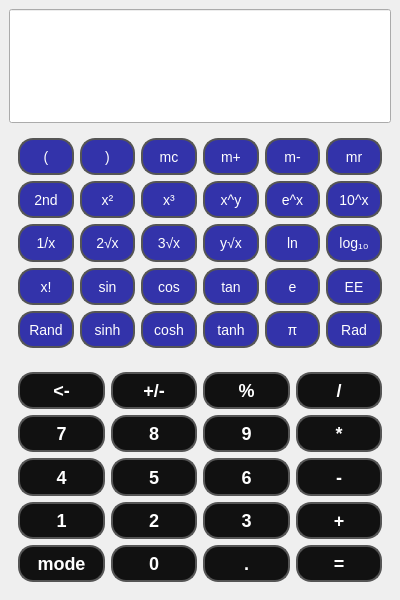
Qt form proj1/p5s2/engineering.ui (nttkor/codyssey) before a commit.
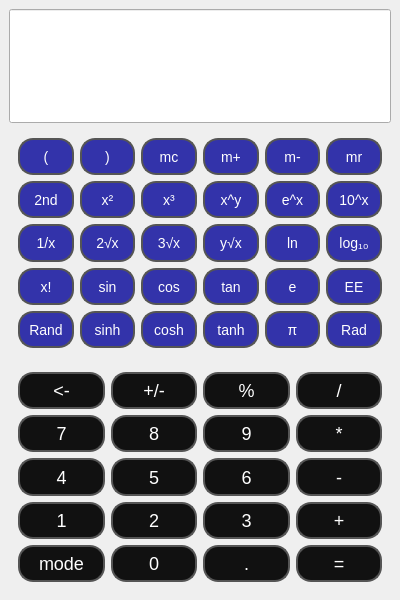
The same form after that commit.

```diff
--- a/proj1/p5s2/engineering.ui
+++ b/proj1/p5s2/engineering.ui
@@ -475,12 +475,6 @@
         <verstretch>2</verstretch>
        </sizepolicy>
       </property>
-      <property name="font">
-       <font>
-        <pointsize>18</pointsize>
-        <bold>true</bold>
-       </font>
-      </property>
       <property name="styleSheet">
        <string notr="true">QPushButton {
  	font-size: 18px;
@@ -501,12 +495,6 @@
            <verstretch>0</verstretch>
           </sizepolicy>
          </property>
-         <property name="font">
-          <font>
-           <pointsize>-1</pointsize>
-           <bold>true</bold>
-          </font>
-         </property>
          <property name="text">
           <string>4</string>
          </property>
@@ -520,12 +508,6 @@
            <verstretch>0</verstretch>
           </sizepolicy>
          </property>
-         <property name="font">
-          <font>
-           <pointsize>-1</pointsize>
-           <bold>true</bold>
-          </font>
-         </property>
          <property name="text">
           <string>%</string>
          </property>
@@ -539,12 +521,6 @@
            <verstretch>0</verstretch>
           </sizepolicy>
          </property>
-         <property name="font">
-          <font>
-           <pointsize>-1</pointsize>
-           <bold>true</bold>
-          </font>
-         </property>
          <property name="text">
           <string>+/-</string>
          </property>
@@ -558,12 +534,6 @@
            <verstretch>0</verstretch>
           </sizepolicy>
          </property>
-         <property name="font">
-          <font>
-           <pointsize>-1</pointsize>
-           <bold>true</bold>
-          </font>
-         </property>
          <property name="text">
           <string>1</string>
          </property>
@@ -577,12 +547,6 @@
            <verstretch>0</verstretch>
           </sizepolicy>
          </property>
-         <property name="font">
-          <font>
-           <pointsize>-1</pointsize>
-           <bold>true</bold>
-          </font>
-         </property>
          <property name="text">
           <string>mode</string>
          </property>
@@ -596,12 +560,6 @@
            <verstretch>0</verstretch>
           </sizepolicy>
          </property>
-         <property name="font">
-          <font>
-           <pointsize>-1</pointsize>
-           <bold>true</bold>
-          </font>
-         </property>
          <property name="text">
           <string>8</string>
          </property>
@@ -615,12 +573,6 @@
            <verstretch>0</verstretch>
           </sizepolicy>
          </property>
-         <property name="font">
-          <font>
-           <pointsize>-1</pointsize>
-           <bold>true</bold>
-          </font>
-         </property>
          <property name="text">
           <string>3</string>
          </property>
@@ -634,12 +586,6 @@
            <verstretch>0</verstretch>
           </sizepolicy>
          </property>
-         <property name="font">
-          <font>
-           <pointsize>-1</pointsize>
-           <bold>true</bold>
-          </font>
-         </property>
          <property name="text">
           <string>9</string>
          </property>
@@ -653,12 +599,6 @@
            <verstretch>0</verstretch>
           </sizepolicy>
          </property>
-         <property name="font">
-          <font>
-           <pointsize>-1</pointsize>
-           <bold>true</bold>
-          </font>
-         </property>
          <property name="text">
           <string>/</string>
          </property>
@@ -672,12 +612,6 @@
            <verstretch>0</verstretch>
           </sizepolicy>
          </property>
-         <property name="font">
-          <font>
-           <pointsize>-1</pointsize>
-           <bold>true</bold>
-          </font>
-         </property>
          <property name="text">
           <string>5</string>
          </property>
@@ -691,12 +625,6 @@
            <verstretch>0</verstretch>
           </sizepolicy>
          </property>
-         <property name="font">
-          <font>
-           <pointsize>-1</pointsize>
-           <bold>true</bold>
-          </font>
-         </property>
          <property name="text">
           <string>=</string>
          </property>
@@ -710,12 +638,6 @@
            <verstretch>0</verstretch>
           </sizepolicy>
          </property>
-         <property name="font">
-          <font>
-           <pointsize>-1</pointsize>
-           <bold>true</bold>
-          </font>
-         </property>
          <property name="text">
           <string>*</string>
          </property>
@@ -729,12 +651,6 @@
            <verstretch>0</verstretch>
           </sizepolicy>
          </property>
-         <property name="font">
-          <font>
-           <pointsize>-1</pointsize>
-           <bold>true</bold>
-          </font>
-         </property>
          <property name="text">
           <string>6</string>
          </property>
@@ -748,12 +664,6 @@
            <verstretch>0</verstretch>
           </sizepolicy>
          </property>
-         <property name="font">
-          <font>
-           <pointsize>-1</pointsize>
-           <bold>true</bold>
-          </font>
-         </property>
          <property name="text">
           <string>&lt;-</string>
          </property>
@@ -767,12 +677,6 @@
            <verstretch>0</verstretch>
           </sizepolicy>
          </property>
-         <property name="font">
-          <font>
-           <pointsize>-1</pointsize>
-           <bold>true</bold>
-          </font>
-         </property>
          <property name="text">
           <string>-</string>
          </property>
@@ -786,12 +690,6 @@
            <verstretch>0</verstretch>
           </sizepolicy>
          </property>
-         <property name="font">
-          <font>
-           <pointsize>-1</pointsize>
-           <bold>true</bold>
-          </font>
-         </property>
          <property name="text">
           <string>2</string>
          </property>
@@ -805,12 +703,6 @@
            <verstretch>0</verstretch>
           </sizepolicy>
          </property>
-         <property name="font">
-          <font>
-           <pointsize>-1</pointsize>
-           <bold>true</bold>
-          </font>
-         </property>
          <property name="text">
           <string>0</string>
          </property>
@@ -824,12 +716,6 @@
            <verstretch>0</verstretch>
           </sizepolicy>
          </property>
-         <property name="font">
-          <font>
-           <pointsize>-1</pointsize>
-           <bold>true</bold>
-          </font>
-         </property>
          <property name="text">
           <string>.</string>
          </property>
@@ -843,12 +729,6 @@
            <verstretch>0</verstretch>
           </sizepolicy>
          </property>
-         <property name="font">
-          <font>
-           <pointsize>-1</pointsize>
-           <bold>true</bold>
-          </font>
-         </property>
          <property name="text">
           <string>+</string>
          </property>
@@ -862,12 +742,6 @@
            <verstretch>0</verstretch>
           </sizepolicy>
          </property>
-         <property name="font">
-          <font>
-           <pointsize>-1</pointsize>
-           <bold>true</bold>
-          </font>
-         </property>
          <property name="text">
           <string>7</string>
          </property>
```
Left out of the diff: 5 changed lines with no effect on the pictures.
